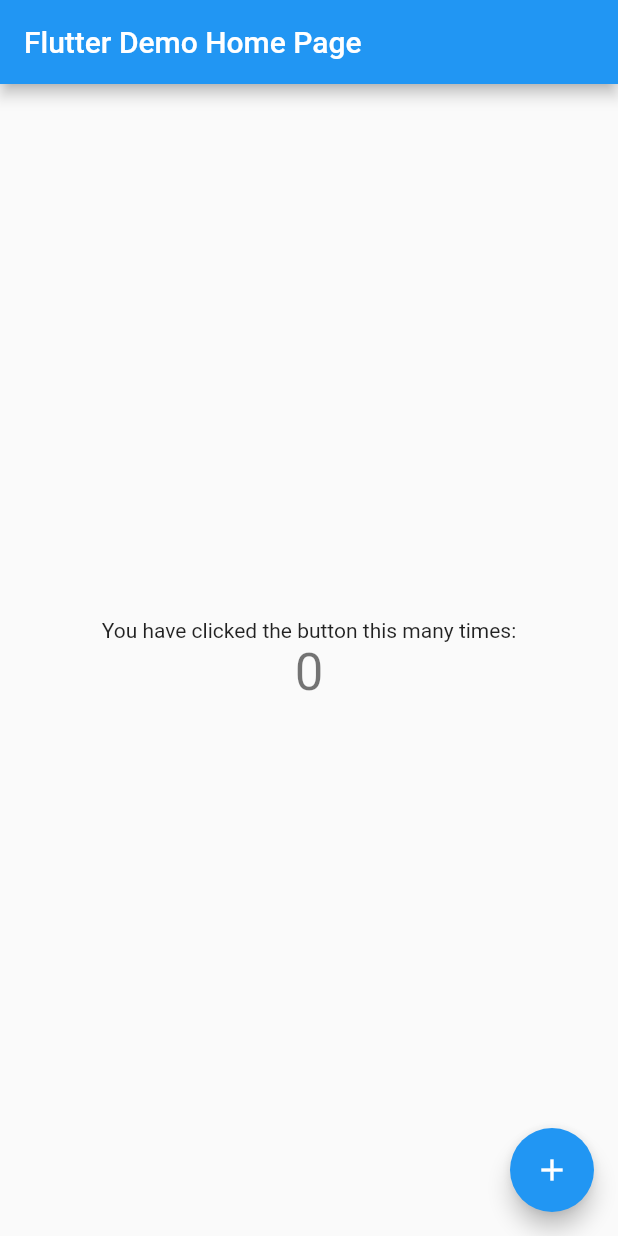
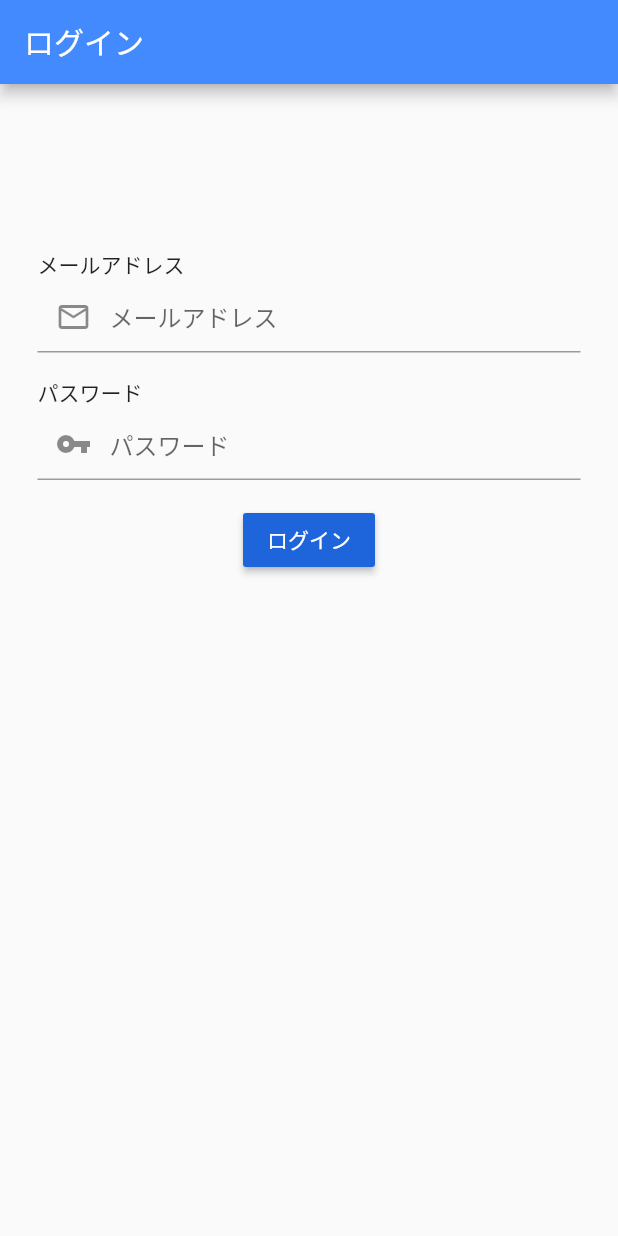
Before and after one commit to 0xywzx/leo_app, a Flutter app: the screen it shows after launch, on a phone screen of 412 x 824 dp. Run offline on Flutter 3.47's test engine with Material 2 defaults, Android fonts, the phone set to English and light mode, and no system bars; our stand-ins replace shared_preferences.

```diff
--- /dev/null
+++ b/lib/components/app_color.dart
@@ -0,0 +1,18 @@
+import 'package:flutter/material.dart';
+
+class AppColor {
+  static Color button = const Color(0x1E65DC);
+
+  // 16進数カラーを使えるようにする
+  static Color hexColor(String hexColor) {
+    try {
+      var _hexColor = hexColor.toUpperCase().replaceAll("#", "");
+      if (_hexColor.length == 6) {
+        _hexColor = "FF" + _hexColor;
+      }
+      return Color(int.parse(_hexColor, radix: 16));
+    } catch (e) {
+      return null;
+    }
+  }
+}
--- a/lib/main.dart
+++ b/lib/main.dart
@@ -1,117 +1,39 @@
 import 'package:flutter/material.dart';
+import 'package:leo_app/pages/sign_in.dart';
 
-void main() {
-  runApp(MyApp());
-}
+
+void main() => runApp(MyApp());
 
 class MyApp extends StatelessWidget {
-  // This widget is the root of your application.
   @override
   Widget build(BuildContext context) {
     return MaterialApp(
-      title: 'Flutter Demo',
-      theme: ThemeData(
-        // This is the theme of your application.
-        //
-        // Try running your application with "flutter run". You'll see the
-        // application has a blue toolbar. Then, without quitting the app, try
-        // changing the primarySwatch below to Colors.green and then invoke
-        // "hot reload" (press "r" in the console where you ran "flutter run",
-        // or simply save your changes to "hot reload" in a Flutter IDE).
-        // Notice that the counter didn't reset back to zero; the application
-        // is not restarted.
-        primarySwatch: Colors.blue,
-        // This makes the visual density adapt to the platform that you run
-        // the app on. For desktop platforms, the controls will be smaller and
-        // closer together (more dense) than on mobile platforms.
-        visualDensity: VisualDensity.adaptivePlatformDensity,
-      ),
-      home: MyHomePage(title: 'Flutter Demo Home Page'),
+      initialRoute: '/',
+      routes: {
+        '/': (context) => SignIn(),
+        '/sign_in': (context) => SignIn(),
+      },
     );
   }
 }
 
-class MyHomePage extends StatefulWidget {
-  MyHomePage({Key key, this.title}) : super(key: key);
 
-  // This widget is the home page of your application. It is stateful, meaning
-  // that it has a State object (defined below) that contains fields that affect
-  // how it looks.
-
-  // This class is the configuration for the state. It holds the values (in this
-  // case the title) provided by the parent (in this case the App widget) and
-  // used by the build method of the State. Fields in a Widget subclass are
-  // always marked "final".
-
-  final String title;
-
-  @override
-  _MyHomePageState createState() => _MyHomePageState();
-}
-
-class _MyHomePageState extends State<MyHomePage> {
-  int _counter = 0;
-
-  void _incrementCounter() {
-    setState(() {
-      // This call to setState tells the Flutter framework that something has
-      // changed in this State, which causes it to rerun the build method below
-      // so that the display can reflect the updated values. If we changed
-      // _counter without calling setState(), then the build method would not be
-      // called again, and so nothing would appear to happen.
-      _counter++;
-    });
-  }
+class HomePage extends StatelessWidget {
 
   @override
   Widget build(BuildContext context) {
-    // This method is rerun every time setState is called, for instance as done
-    // by the _incrementCounter method above.
-    //
-    // The Flutter framework has been optimized to make rerunning build methods
-    // fast, so that you can just rebuild anything that needs updating rather
-    // than having to individually change instances of widgets.
-    return Scaffold(
-      appBar: AppBar(
-        // Here we take the value from the MyHomePage object that was created by
-        // the App.build method, and use it to set our appbar title.
-        title: Text(widget.title),
-      ),
-      body: Center(
-        // Center is a layout widget. It takes a single child and positions it
-        // in the middle of the parent.
-        child: Column(
-          // Column is also a layout widget. It takes a list of children and
-          // arranges them vertically. By default, it sizes itself to fit its
-          // children horizontally, and tries to be as tall as its parent.
-          //
-          // Invoke "debug painting" (press "p" in the console, choose the
-          // "Toggle Debug Paint" action from the Flutter Inspector in Android
-          // Studio, or the "Toggle Debug Paint" command in Visual Studio Code)
-          // to see the wireframe for each widget.
-          //
-          // Column has various properties to control how it sizes itself and
-          // how it positions its children. Here we use mainAxisAlignment to
-          // center the children vertically; the main axis here is the vertical
-          // axis because Columns are vertical (the cross axis would be
-          // horizontal).
-          mainAxisAlignment: MainAxisAlignment.center,
-          children: <Widget>[
-            Text(
-              'You have clicked the button this many times:',
-            ),
-            Text(
-              '$_counter',
-              style: Theme.of(context).textTheme.headline4,
-            ),
-          ],
+    return MaterialApp(
+      title: '',
+      home: Scaffold(
+        appBar: AppBar(
+          iconTheme: IconThemeData(
+            color: Colors.black,
+          ),
+          backgroundColor: Color(0xffFAFAFA),
+          elevation: 0.0,
+          title: Text(''),
         ),
       ),
-      floatingActionButton: FloatingActionButton(
-        onPressed: _incrementCounter,
-        tooltip: 'Increment',
-        child: Icon(Icons.add),
-      ), // This trailing comma makes auto-formatting nicer for build methods.
     );
   }
 }
--- /dev/null
+++ b/lib/pages/sign_in.dart
@@ -0,0 +1,95 @@
+import 'dart:async';
+import 'dart:convert';
+import 'package:flutter/material.dart';
+import 'package:http/http.dart' as http;
+import 'package:leo_app/components/app_color.dart';
+import 'package:leo_app/store/user_token.dart';
+
+class SignIn extends StatefulWidget {
+  @override
+  State<StatefulWidget> createState() {
+    return _SignInState();
+  }
+}
+
+class _SignInState extends State<SignIn> {
+  final TextEditingController _mailEditingController = TextEditingController();
+  final TextEditingController _passwordEditingController = TextEditingController();
+
+  @override
+  Widget build(BuildContext context) {
+    return Scaffold(
+      appBar: AppBar(
+        title: Text('ログイン'),
+        backgroundColor: Colors.blueAccent,
+      ),
+      body: Container(
+        padding: EdgeInsets.all(25),
+        child: Column(
+          children: <Widget>[
+            const SizedBox(height: 85),
+            Align(
+              alignment: Alignment.centerLeft,
+              child: Text("メールアドレス"),
+            ),
+            TextField(
+              keyboardType: TextInputType.emailAddress,
+              decoration: InputDecoration(
+                prefixIcon: Icon(Icons.mail_outline),
+                hintText: 'メールアドレス',
+              ),
+              controller: _mailEditingController,
+            ),
+            const SizedBox(height: 16),
+            Align(
+              alignment: Alignment.centerLeft,
+              child: Text("パスワード"),
+            ),
+            TextField(
+              obscureText: true,
+              decoration: InputDecoration(
+                prefixIcon: Icon(Icons.vpn_key),
+                hintText: "パスワード",
+              ),
+              controller: _passwordEditingController,
+            ),
+            const SizedBox(height: 16),
+            RaisedButton(
+              child: Text(
+                "ログイン",
+                style: TextStyle(color: Colors.white),
+              ),
+              color: AppColor.hexColor("#1E65DC"),
+              onPressed: (){
+                _signinWidget(
+                  _mailEditingController.text,
+                  _passwordEditingController.text
+                );
+              },
+            ),
+          ],
+        ),
+      ),
+    );
+  }
+}
+
+
+
+Future<http.Response> _signinWidget(String _emai, String _passward) async {
+  final http.Response response = await http.post(
+    'https://leodb.sakigake.tech/api/v1/signin',
+    headers: <String, String>{
+      'Content-Type': 'application/json; charset=UTF-8',
+    },
+    body: jsonEncode(<String, String>{
+      'email': _emai,
+      'password': _passward
+    }),
+  );
+  if (response.statusCode == 200) {
+    UserToken().setUserToken(json.decode(response.body));
+  } else {
+    throw Exception('Failed to post sign in data');
+  }
+}
--- a/pubspec.yaml
+++ b/pubspec.yaml
@@ -23,6 +23,8 @@ environment:
 dependencies:
   flutter:
     sdk: flutter
+  http: ^0.12.2
+  shared_preferences: ^0.5.12
 
 
   # The following adds the Cupertino Icons font to your application.
```
Also changed, not shown: lib/Store/user_token.dart (added, +18 -0 lines), pubspec.lock, 6 other files.
